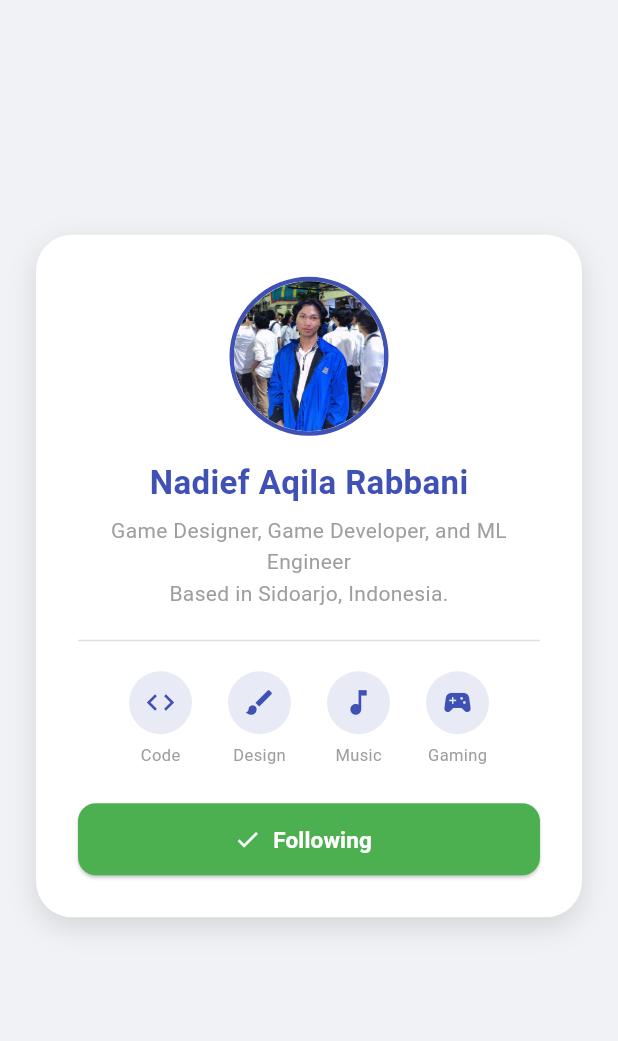
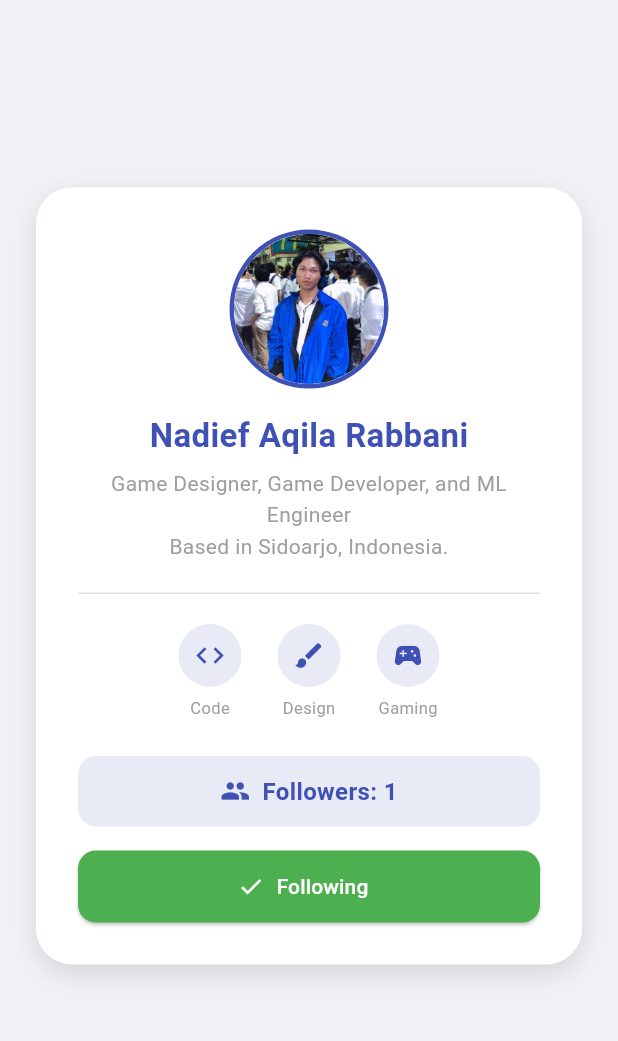
Before and after one commit to helterskelterrr/flutter-widget, a Flutter app: the screen it shows after launch, after a tap on "Follow", on a phone screen of 412 x 824 dp, the part 84-1125 px from its top. Run offline on Flutter 3.47's test engine with Material 3 defaults, Android fonts, the phone set to English and light mode, and no system bars.

Commit message:
Update profile card: add followers counter and sync logic

```diff
--- a/lib/main.dart
+++ b/lib/main.dart
@@ -1,12 +1,9 @@
 import 'package:flutter/material.dart';
 
-// Entry point of the app
 void main() {
   runApp(const MyApp());
 }
 
-// MyApp — root widget (StatelessWidget)
-// Sets up MaterialApp with theme and home page.
 class MyApp extends StatelessWidget {
   const MyApp({super.key});
 
@@ -19,14 +16,11 @@ class MyApp extends StatelessWidget {
         colorScheme: ColorScheme.fromSeed(seedColor: Colors.indigo),
         useMaterial3: true,
       ),
-      home: const ProfilePage(), // Start directly on the profile page
+      home: const ProfilePage(),
     );
   }
 }
 
-// ProfilePage — StatefulWidget
-// Owns the "isFollowed" state and passes it
-// down to ProfileCard for display.
 class ProfilePage extends StatefulWidget {
   const ProfilePage({super.key});
 
@@ -36,11 +30,17 @@ class ProfilePage extends StatefulWidget {
 
 class _ProfilePageState extends State<ProfilePage> {
   bool _isFollowed = false;
+  int _counter = 0;
 
-  // Called when the Follow / Unfollow button is pressed.
+  // Fungsi follow/unfollow yang sekarang mempengaruhi counter
   void _toggleFollow() {
     setState(() {
-      _isFollowed = !_isFollowed; // Flip the value
+      _isFollowed = !_isFollowed;
+      if (_isFollowed) {
+        _counter++; // Tambah 1 saat follow
+      } else {
+        _counter--; // Kurang 1 saat unfollow
+      }
     });
   }
 
@@ -59,6 +59,7 @@ class _ProfilePageState extends State<ProfilePage> {
       body: Center(
         child: ProfileCard(
           isFollowed: _isFollowed,
+          counter: _counter,
           onFollowToggle: _toggleFollow,
         ),
       ),
@@ -66,16 +67,15 @@ class _ProfilePageState extends State<ProfilePage> {
   }
 }
 
-// ProfileCard — StatelessWidget
-// Pure display widget. Receives data via
-// constructor and renders the card layout.
 class ProfileCard extends StatelessWidget {
   final bool isFollowed;
+  final int counter;
   final VoidCallback onFollowToggle;
 
   const ProfileCard({
     super.key,
     required this.isFollowed,
+    required this.counter,
     required this.onFollowToggle,
   });
 
@@ -120,10 +120,7 @@ class ProfileCard extends StatelessWidget {
                   ),
                 ),
               ),
-
               const SizedBox(height: 16),
-
-              // Name
               const Text(
                 'Nadief Aqila Rabbani',
                 style: TextStyle(
@@ -132,10 +129,7 @@ class ProfileCard extends StatelessWidget {
                   color: Colors.indigo,
                 ),
               ),
-
               const SizedBox(height: 6),
-
-              // Short Description
               const Text(
                 'Game Designer, Game Developer, and ML Engineer\nBased in Sidoarjo, Indonesia.',
                 textAlign: TextAlign.center,
@@ -145,15 +139,10 @@ class ProfileCard extends StatelessWidget {
                   height: 1.5,
                 ),
               ),
-
               const SizedBox(height: 20),
-
-              // Divider
               const Divider(height: 1, color: Color(0xFFE0E0E0)),
-
               const SizedBox(height: 20),
-
-              // Hobby / Skill Icons Row
+              // Hobby Row
               Row(
                 mainAxisAlignment: MainAxisAlignment.center,
                 children: const [
@@ -161,30 +150,39 @@ class ProfileCard extends StatelessWidget {
                   SizedBox(width: 24),
                   _HobbyIcon(icon: Icons.brush, label: 'Design'),
                   SizedBox(width: 24),
-                  _HobbyIcon(icon: Icons.music_note, label: 'Music'),
-                  SizedBox(width: 24),
                   _HobbyIcon(icon: Icons.sports_esports, label: 'Gaming'),
                 ],
               ),
-
               const SizedBox(height: 24),
-
-              // Follow / Unfollow Button
+              // ── Counter Section
+              Container(
+                padding: const EdgeInsets.symmetric(horizontal: 16, vertical: 12),
+                decoration: BoxDecoration(
+                  color: Colors.indigo.shade50,
+                  borderRadius: BorderRadius.circular(12),
+                ),
+                child: Row(
+                  mainAxisAlignment: MainAxisAlignment.center, // Pusatkan agar rapi
+                  children: [
+                    const Icon(Icons.people, color: Colors.indigo, size: 20),
+                    const SizedBox(width: 8),
+                    Text(
+                      'Followers: $counter',
+                      style: const TextStyle(
+                        fontSize: 16,
+                        fontWeight: FontWeight.bold,
+                        color: Colors.indigo,
+                      ),
+                    ),
+                  ],
+                ),
+              ),
+              const SizedBox(height: 16),
               ElevatedButton.icon(
                 onPressed: onFollowToggle,
-                icon: Icon(
-                  isFollowed ? Icons.check : Icons.add,
-                  size: 18,
-                ),
-                label: Text(
-                  isFollowed ? 'Following' : 'Follow',
-                  style: const TextStyle(
-                    fontSize: 15,
-                    fontWeight: FontWeight.w600,
-                  ),
-                ),
+                icon: Icon(isFollowed ? Icons.check : Icons.person_add, size: 18),
+                label: Text(isFollowed ? 'Following' : 'Follow'),
                 style: ElevatedButton.styleFrom(
-                  // Button turns green when followed, indigo when not
                   backgroundColor: isFollowed ? Colors.green : Colors.indigo,
                   foregroundColor: Colors.white,
                   minimumSize: const Size(double.infinity, 48),
@@ -201,13 +199,9 @@ class ProfileCard extends StatelessWidget {
   }
 }
 
-// HobbyIcon — private StatelessWidget
-// A small reusable widget for a single hobby:
-// an Icon above a short label text.
 class _HobbyIcon extends StatelessWidget {
   final IconData icon;
   final String label;
-
   const _HobbyIcon({required this.icon, required this.label});
 
   @override
@@ -223,10 +217,7 @@ class _HobbyIcon extends StatelessWidget {
           child: Icon(icon, color: Colors.indigo, size: 22),
         ),
         const SizedBox(height: 6),
-        Text(
-          label,
-          style: const TextStyle(fontSize: 11, color: Colors.grey),
-        ),
+        Text(label, style: const TextStyle(fontSize: 11, color: Colors.grey)),
       ],
     );
   }
```
Also changed, not shown: 1 other file.
